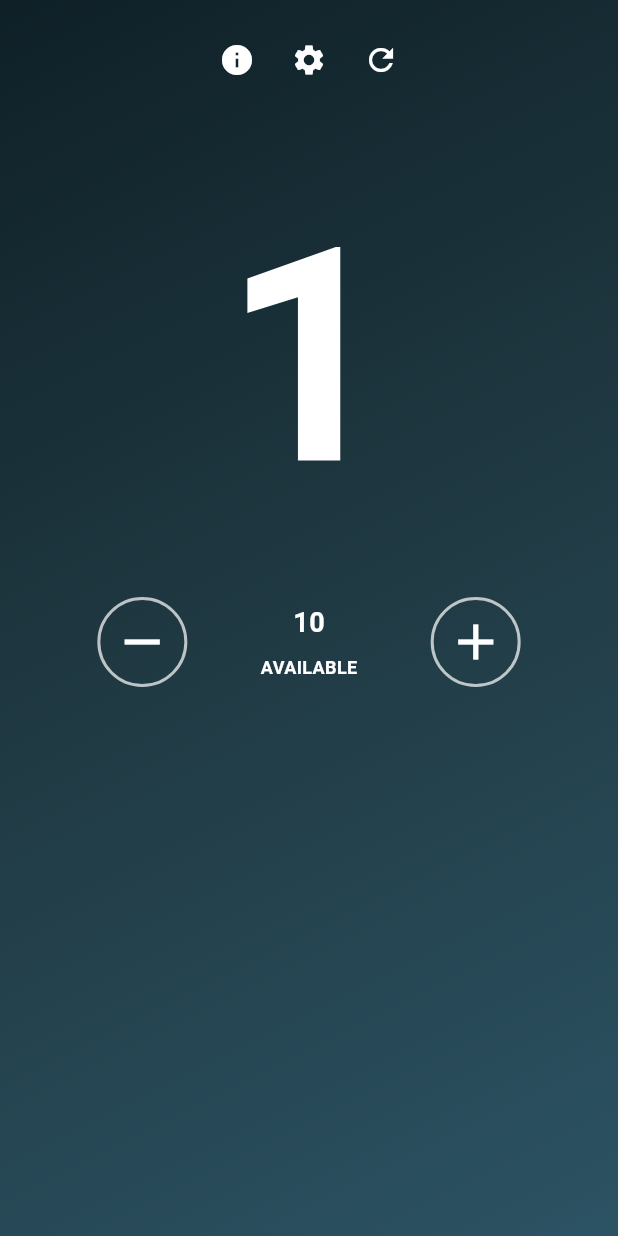
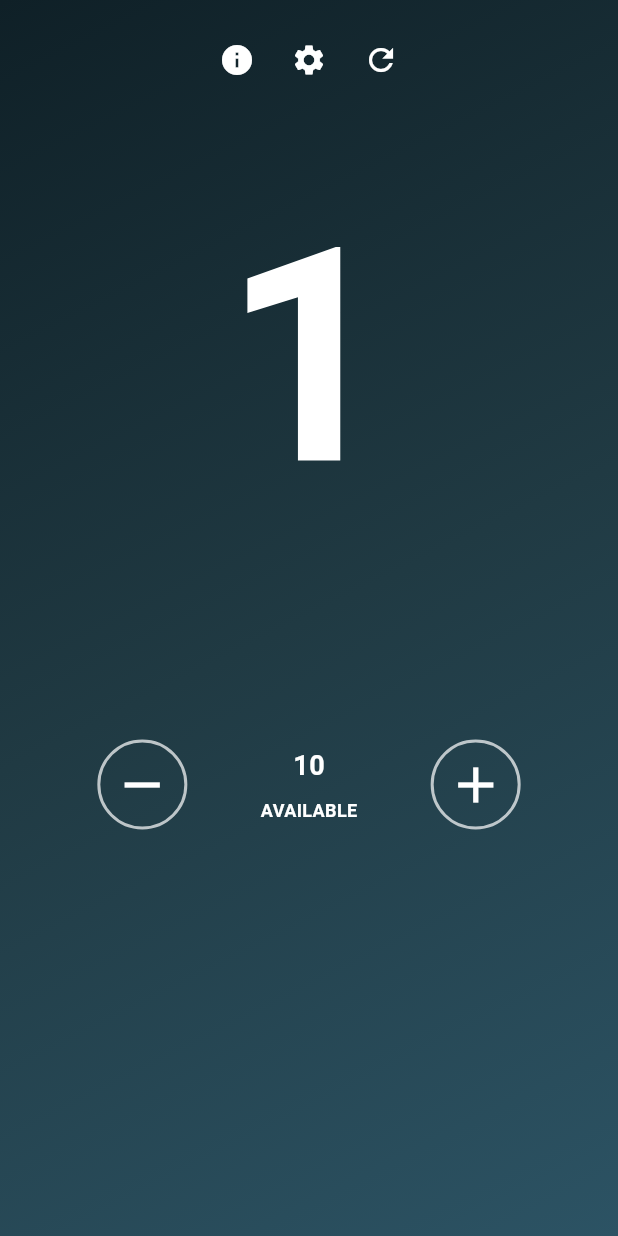
Before and after one commit to tamourax/iti, a Flutter app: the screen it shows after launch, on a phone screen of 412 x 824 dp. Run offline on Flutter 3.47's test engine with Material 3 defaults, Android fonts, the phone set to English and light mode, and no system bars.

Commit message:
change ui

```diff
--- a/lib/main.dart
+++ b/lib/main.dart
@@ -70,7 +70,7 @@ class _screenState extends State<screen> {
                       color: Colors.white,
                     ),
                   ),
-                  SizedBox(height: 16),
+                  SizedBox(height: 111),
                   Row(
                     mainAxisAlignment: MainAxisAlignment.spaceEvenly,
 
```
